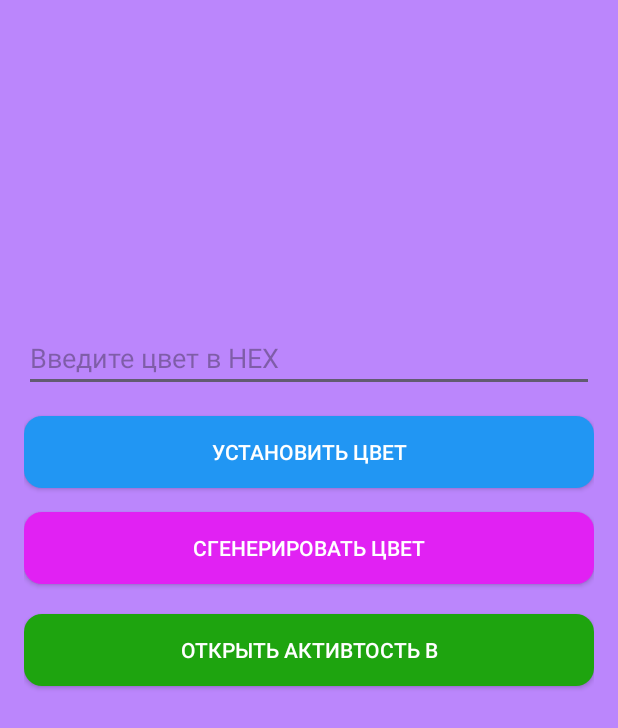
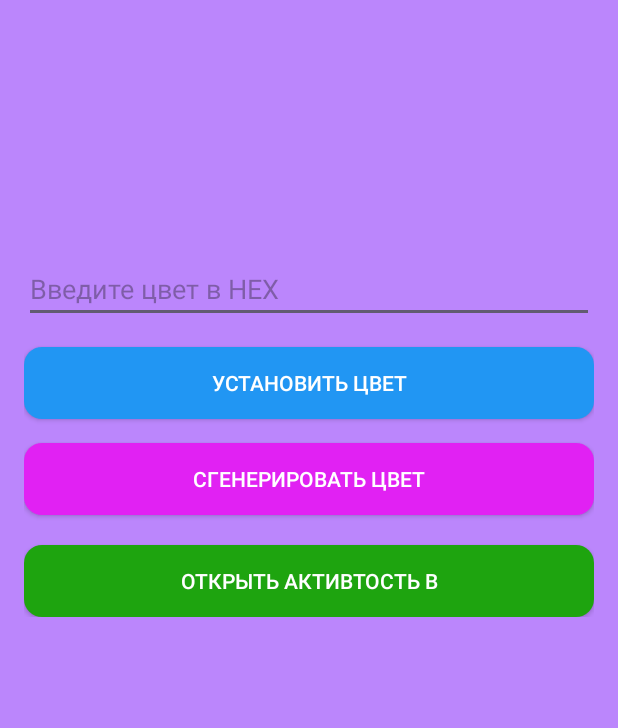
Before and after one commit to alt255c/NuclearTaskColorChange, an Android app: the screen it shows after launch (ActivityA), on a phone screen of 412 x 824 dp. Shown: the top 728 px of the screen. Run offline under Robolectric (Android 15) with nearby library versions, the phone set to English and light mode, and no system bars.

Commit message:
#2 version
Fixed orientation error

```diff
--- a/app/src/main/res/layout/activity_a.xml
+++ b/app/src/main/res/layout/activity_a.xml
@@ -1,25 +1,37 @@
 <?xml version="1.0" encoding="utf-8"?>
-<LinearLayout xmlns:android="http://schemas.android.com/apk/res/android"
+<androidx.constraintlayout.widget.ConstraintLayout xmlns:android="http://schemas.android.com/apk/res/android"
+    xmlns:app="http://schemas.android.com/apk/res-auto"
+    xmlns:tools="http://schemas.android.com/tools"
     android:layout_width="match_parent"
     android:layout_height="match_parent"
     android:orientation="vertical"
     android:padding="16dp">
 
+    <LinearLayout
+        android:layout_width="match_parent"
+        android:layout_height="241dp"
+        android:orientation="vertical"
+        app:layout_constraintBottom_toBottomOf="parent"
+        app:layout_constraintEnd_toEndOf="parent"
+        app:layout_constraintStart_toStartOf="parent"
+        app:layout_constraintTop_toTopOf="parent"
+        app:layout_constraintVertical_bias="0.27999997">
+
         <EditText
             android:id="@+id/etColor"
             android:layout_width="match_parent"
             android:layout_height="wrap_content"
-        android:layout_marginTop="200dp"
+            android:layout_marginTop="0dp"
             android:hint="Введите цвет в HEX" />
 
         <androidx.appcompat.widget.AppCompatButton
             android:id="@+id/btnApplyColor"
             android:layout_width="match_parent"
             android:layout_height="wrap_content"
+            android:layout_marginTop="16dp"
+            android:background="@drawable/blue_rounded_button"
             android:text="Установить цвет"
-        android:background="@drawable/blue_rounded_button"
-        android:textColor="@android:color/white"
-        android:layout_marginTop="16dp" />
+            android:textColor="@android:color/white" />
 
         <androidx.appcompat.widget.AppCompatButton
             android:id="@+id/btnGenerateColor"
@@ -27,8 +39,8 @@
             android:layout_height="wrap_content"
             android:layout_marginTop="16dp"
             android:background="@drawable/violet_rounded_button"
-        android:textColor="@android:color/white"
-        android:text="Сгенерировать цвет" />
+            android:text="Сгенерировать цвет"
+            android:textColor="@android:color/white" />
 
         <androidx.appcompat.widget.AppCompatButton
             android:id="@+id/btnOpenB"
@@ -36,7 +48,9 @@
             android:layout_height="wrap_content"
             android:layout_marginTop="20dp"
             android:background="@drawable/green_rounded_button"
-        android:textColor="@android:color/white"
-        android:text="Открыть активтость B" />
+            android:text="Открыть активтость B"
+            android:textColor="@android:color/white" />
+    </LinearLayout>
 
-</LinearLayout>
+
+</androidx.constraintlayout.widget.ConstraintLayout>
```
Lines whose indentation alone changed are shown as unchanged.
